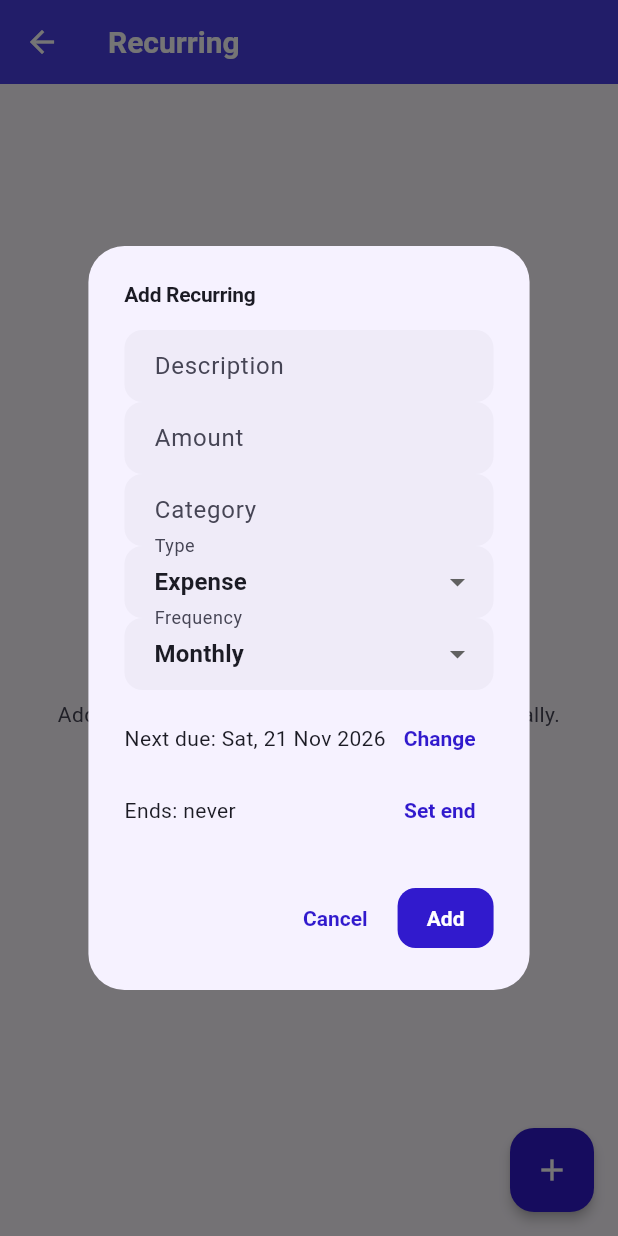
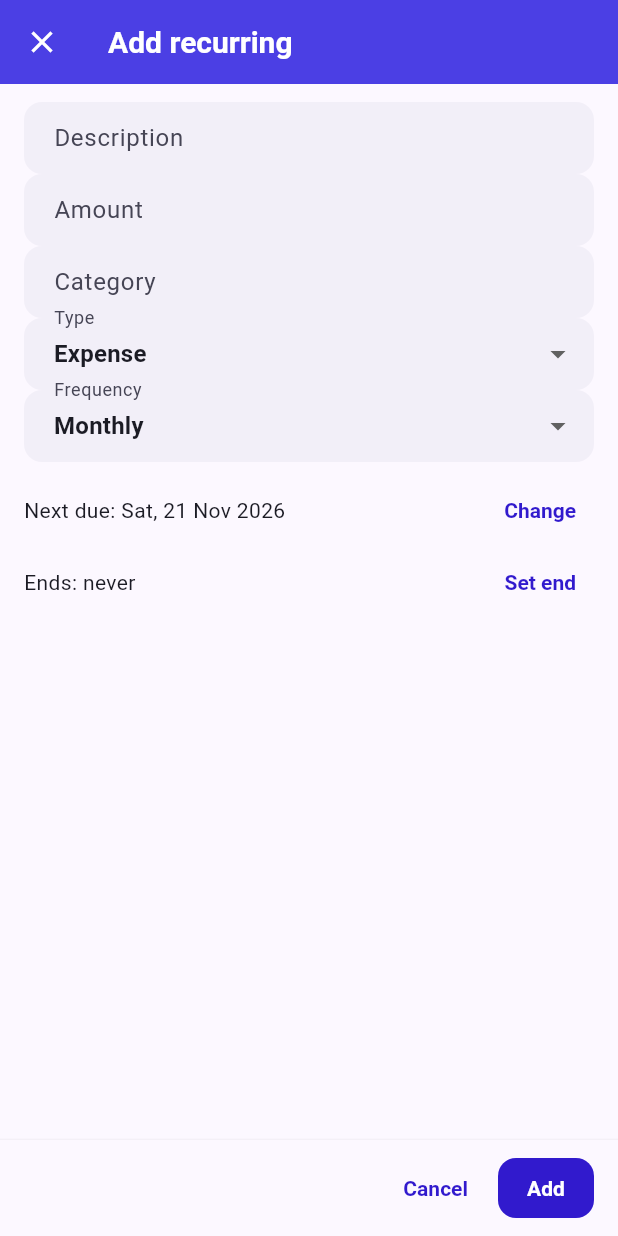
Before and after one commit to AnandSelvam04/FinanceTracker, a Flutter app: the RecurringScreen screen opened directly, after a tap on "Add recurring", on a phone screen of 412 x 824 dp. Run offline on Flutter 3.47's test engine with Material 3 defaults, Android fonts, the phone set to English and light mode, and no system bars; our stand-ins replace csv, file_picker, fl_chart, flutter_local_notifications, flutter_secure_storage, flutter_timezone and 12 more; missing offline and left inert: cryptography, google_mlkit_text_recognition, google_sign_in_platform_interface, googleapis, home_widget; accounts and stored records are empty.

Commit message:
Open the account, recurring and budget forms as full pages
On a phone these dialogs left room above the keyboard for about two
fields. They now open as full-screen pages (close button, buttons
pinned under the form) through a FormPage that takes a dialog's title,
content and actions, so the forms themselves are unchanged.

Co-Authored-By: Claude Opus 5.5 <noreply@anthropic.com>
Claude-Session: https://claude.ai/code/session_01M2AmBUcuebd8t2hg6fP2iS

```diff
--- a/lib/screens/recurring_screen.dart
+++ b/lib/screens/recurring_screen.dart
@@ -14,6 +14,7 @@ import '../widgets/category_avatar.dart';
 import '../widgets/empty_state.dart';
 import '../widgets/swipe_actions.dart';
 import '../utils/dimens.dart';
+import '../widgets/form_page.dart';
 
 class RecurringScreen extends StatefulWidget {
   const RecurringScreen({super.key});
@@ -73,15 +74,16 @@ class _RecurringScreenState extends State<RecurringScreen> {
     // expense/income type to pick, and its category is that investment type.
     final isSip = rule?.isInvestment ?? false;
 
-    await showDialog(
-      context: context,
+    // A full page: the rule's fields didn't fit a dialog above the keyboard.
+    await showFormPage(
+      context,
       builder: (context) => StatefulBuilder(
-        builder: (context, setDialogState) => AlertDialog(
+        builder: (context, setDialogState) => FormPage(
           title: Text(rule == null
-              ? 'Add Recurring'
+              ? 'Add recurring'
               : isSip
                   ? 'Edit SIP'
-                  : 'Edit Recurring'),
+                  : 'Edit recurring'),
           content: Form(
             key: _formKey,
             child: SingleChildScrollView(
--- /dev/null
+++ b/lib/widgets/form_page.dart
@@ -0,0 +1,68 @@
+import 'package:flutter/material.dart';
+
+import '../utils/dimens.dart';
+import '../utils/insets.dart';
+
+/// Opens a form as a full-screen page (a close button in place of Back),
+/// for forms too long for a dialog: in a dialog the keyboard left a few
+/// lines of the form visible on a phone.
+Future<T?> showFormPage<T>(BuildContext context,
+        {required WidgetBuilder builder}) =>
+    Navigator.of(context).push<T>(
+      MaterialPageRoute(fullscreenDialog: true, builder: builder),
+    );
+
+/// The page [showFormPage] shows. Takes the same parts as an [AlertDialog]
+/// — a title, the form, and its buttons — so a dialog moves here by
+/// changing only its name. The buttons sit under the form, above the
+/// keyboard.
+class FormPage extends StatelessWidget {
+  final Widget title;
+  final Widget content;
+  final List<Widget> actions;
+
+  const FormPage({
+    super.key,
+    required this.title,
+    required this.content,
+    this.actions = const [],
+  });
+
+  @override
+  Widget build(BuildContext context) {
+    return Scaffold(
+      appBar: AppBar(title: title),
+      body: Column(
+        children: [
+          Expanded(
+            child: SingleChildScrollView(
+              padding: const EdgeInsets.fromLTRB(
+                  Space.lg, Space.md, Space.lg, Space.lg),
+              child: Center(
+                // A readable width on a tablet.
+                child: ConstrainedBox(
+                  constraints: const BoxConstraints(maxWidth: 560),
+                  child: content,
+                ),
+              ),
+            ),
+          ),
+          if (actions.isNotEmpty)
+            Material(
+              elevation: 2,
+              color: Theme.of(context).colorScheme.surface,
+              child: Padding(
+                padding: EdgeInsets.fromLTRB(Space.lg, Space.sm, Space.lg,
+                    safeBottom(context, extra: Space.sm)),
+                child: OverflowBar(
+                  alignment: MainAxisAlignment.end,
+                  spacing: Space.sm,
+                  children: actions,
+                ),
+              ),
+            ),
+        ],
+      ),
+    );
+  }
+}
```
Also changed, not shown: lib/screens/accounts_screen.dart (+8 -5 lines), lib/screens/budgets_screen.dart (+7 -4 lines), 2 other files.
